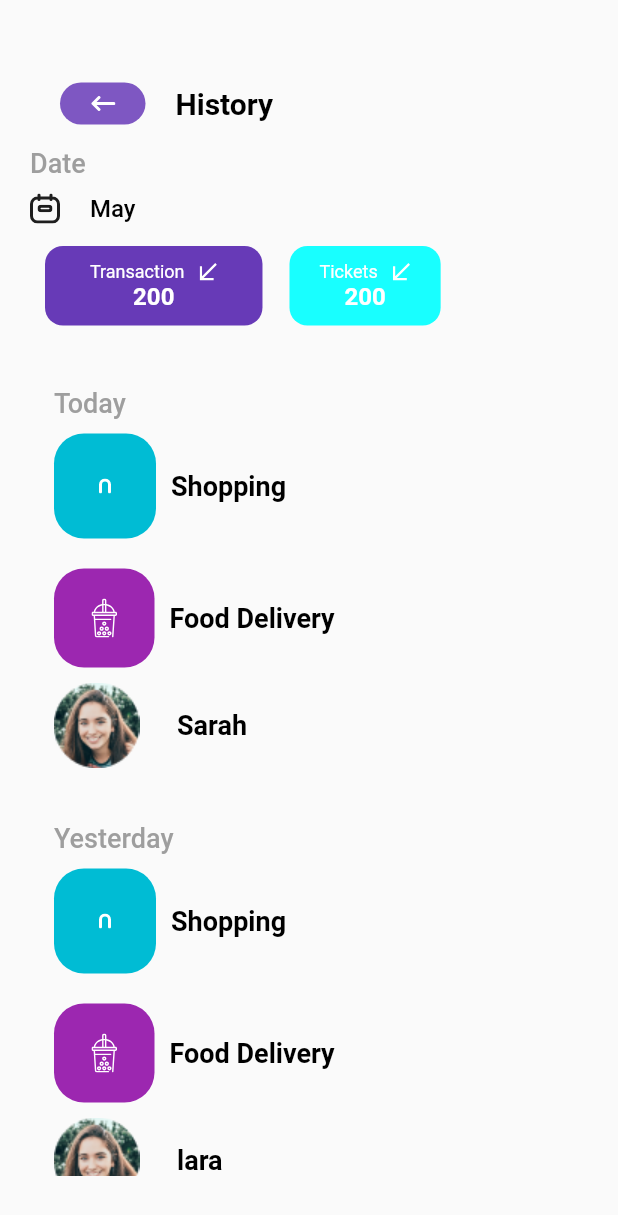
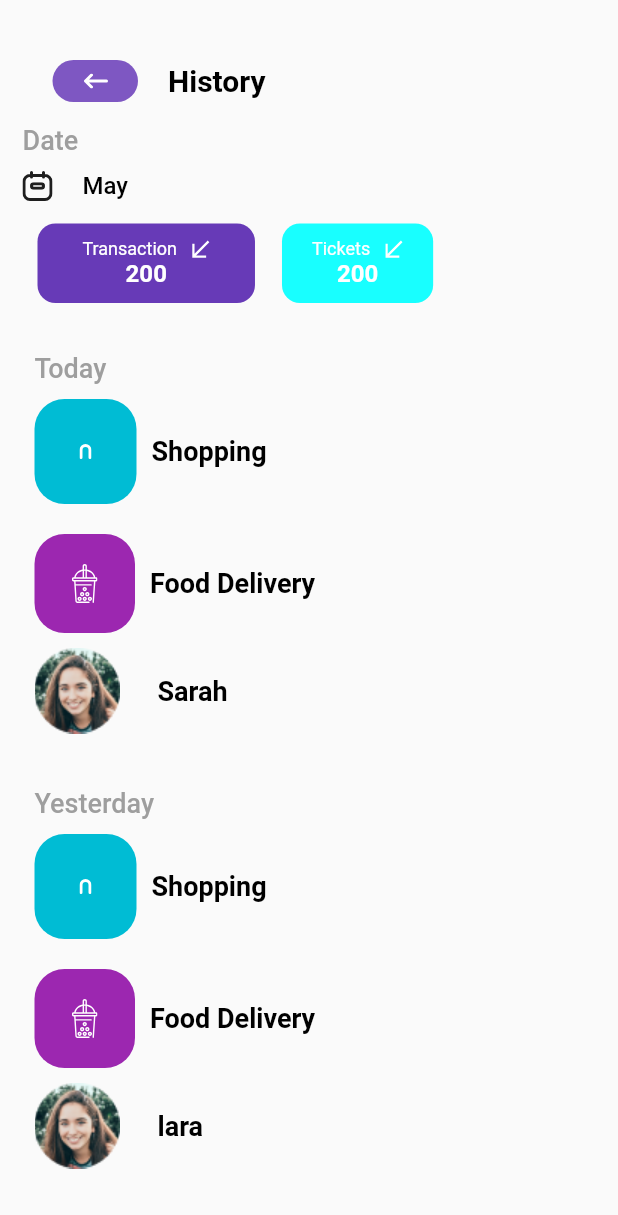
Before and after one commit to Dharmeshkatariya/figmadesign, a Flutter app: the screen it shows after launch, after a tap on "Screen 2", on a phone screen of 412 x 824 dp. Shown: the top 1215 px of the screen. Run offline on Flutter 3.47's test engine with Material 2 defaults, Android fonts, the phone set to English and light mode, and no system bars; our stand-ins replace carousel_slider, curved_navigation_bar, flutter_svg, google_nav_bar; missing offline and left inert: molten_navigationbar_flutter.

Commit message:
all screen update for some error

```diff
--- a/lib/screen1/screen1page.dart
+++ b/lib/screen1/screen1page.dart
@@ -28,7 +28,7 @@ class _ScreenPageState extends State<ScreenPage> {
                   mainAxisAlignment: MainAxisAlignment.start,
                   crossAxisAlignment: CrossAxisAlignment.start,
                   children: [
-                    SvgPicture.asset('assets/screen1/icon/back.svg'),
+                    SvgPicture.asset('assets/screen1/icon/back1.svg'),
                     const Spacer(),
                     GestureDetector(
                         onTap: () {
@@ -191,6 +191,7 @@ class _ScreenPageState extends State<ScreenPage> {
 
   Widget _buttonRow() {
     return Row(
+      mainAxisAlignment: MainAxisAlignment.spaceBetween,
       children: [
         GestureDetector(
           onTap: () {
--- a/lib/screen2/screen2page.dart
+++ b/lib/screen2/screen2page.dart
@@ -25,12 +25,17 @@ class _ScreenSecondPageState extends State<ScreenSecondPage> {
   Widget build(BuildContext context) {
     return Scaffold(
       body: Container(
-        padding: const EdgeInsets.symmetric(vertical: 20, horizontal: 10),
-        margin: const EdgeInsets.symmetric(vertical: 20, horizontal: 10),
+        padding: const EdgeInsets.symmetric(vertical: 5, horizontal: 10),
+        margin: const EdgeInsets.only(left: 5,right: 5,top: 20),
+        child: Column(
+
+          children: [
+            _historyRow(),
+         Expanded(
+           child: SingleChildScrollView(
              child: Column(
                crossAxisAlignment: CrossAxisAlignment.start,
                children: [
-            _historyRow(),
                  Common.customText(
                    text: "Date",
                    color: Colors.grey,
@@ -42,14 +47,17 @@ class _ScreenSecondPageState extends State<ScreenSecondPage> {
                  ),
                  _mayRow(),
                  _containerRow(),
-            Expanded(
-              child: ListView.builder(
-                  padding: const EdgeInsets.all(8),
+                 ListView.builder(
+                     shrinkWrap: true,
+                     physics: const NeverScrollableScrollPhysics(),
                      itemCount: uList.length,
                      itemBuilder: (BuildContext context, int index) {
                        return _listviewItem(index);
                      }),
+               ],
              ),
+           ),
+         )
           ],
         ),
       ),
--- a/lib/screen3page/screen3page.dart
+++ b/lib/screen3page/screen3page.dart
@@ -107,7 +107,7 @@ class _ThirdScreenState extends State<ThirdScreen> {
             Navigator.pop(context);
           },
           child: SvgPicture.asset(
-            "assets/screen3/icon/back.svg",
+            "assets/screen3/icon/back3.svg",
             color: Colors.black,
           ),
         ),
--- a/lib/screen6/screen6.dart
+++ b/lib/screen6/screen6.dart
@@ -128,6 +128,7 @@ class _FoodPageState extends State<FoodPage> {
         borderRadius: BorderRadius.only(
             topLeft: Radius.circular(45), topRight: Radius.circular(45)),
       ),
+      child: SingleChildScrollView(
         child: Column(
 mainAxisAlignment: MainAxisAlignment.spaceEvenly,
           crossAxisAlignment: CrossAxisAlignment.start,
@@ -172,6 +173,7 @@ mainAxisAlignment: MainAxisAlignment.spaceEvenly,
               borderRadius: BorderRadius.circular(30),
             )
           ],
+        ),
       ),
     );
   }
--- a/lib/screen9/foodpage.dart
+++ b/lib/screen9/foodpage.dart
@@ -71,12 +71,13 @@ class _FoodScreenPageState extends State<FoodScreenPage> {
             crossAxisAlignment: CrossAxisAlignment.start,
             children: [
               _searchRow(),
-              _labelRow(),
+
               Expanded(
                 child: SingleChildScrollView(
                   child: Column(
                    crossAxisAlignment: CrossAxisAlignment.start,
                     children: [
+                      _labelRow(),
                      Common.imageSlider(item: _imageSlider()),
                       SizedBox(
                         height: 145,
```
Also changed, not shown: lib/main.dart (+7 -0 lines), lib/screen13/screen13page.dart (+9 -5 lines), lib/screen4.dart (+10 -3 lines), lib/screen7/reviewpage.dart (+10 -3 lines), lib/screen8/screen8.dart (+10 -3 lines), assets/screen1/icon/back1.svg (added), assets/screen3/icon/back3.svg (added). Lines whose indentation alone changed are shown as unchanged.
